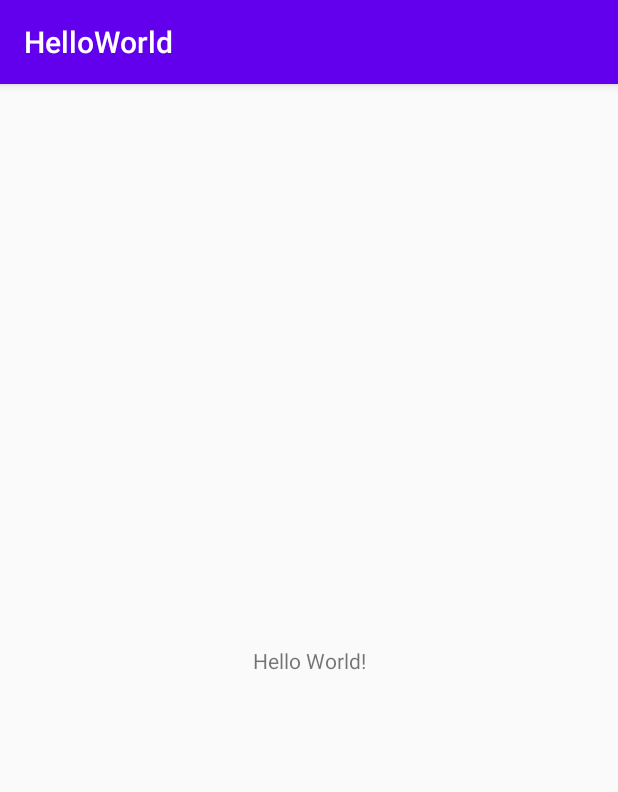
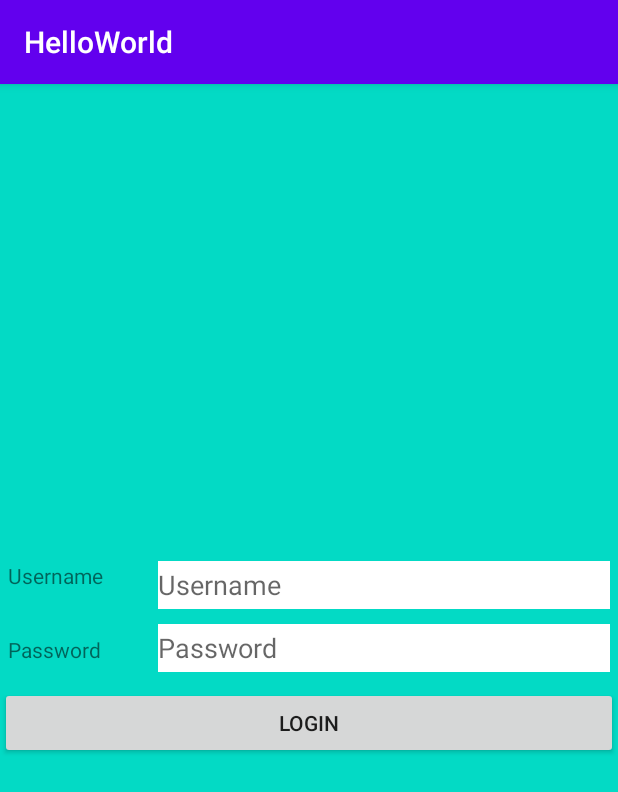
Before and after one commit to brianbastian/PemrogramanAndroid, an Android app: the screen it shows after launch (MainActivity), on a phone screen of 412 x 824 dp. Shown: the top 792 px of the screen. Run offline under Robolectric (Android 15) with nearby library versions, the phone set to English and light mode, and no system bars.

Commit message:
master commit

```diff
--- a/HelloWorld/app/src/main/AndroidManifest.xml
+++ b/HelloWorld/app/src/main/AndroidManifest.xml
@@ -9,6 +9,7 @@
         android:roundIcon="@mipmap/ic_launcher_round"
         android:supportsRtl="true"
         android:theme="@style/AppTheme">
+        <activity android:name=".MainActivity2"></activity>
         <activity android:name=".MainActivity">
             <intent-filter>
                 <action android:name="android.intent.action.MAIN" />
--- a/HelloWorld/app/src/main/java/com/example/helloworld/MainActivity.java
+++ b/HelloWorld/app/src/main/java/com/example/helloworld/MainActivity.java
@@ -2,13 +2,40 @@ package com.example.helloworld;
 
 import androidx.appcompat.app.AppCompatActivity;
 
+import android.content.Intent;
 import android.os.Bundle;
+import android.view.View;
+import android.widget.Button;
+import android.widget.EditText;
+import android.widget.Toast;
 
 public class MainActivity extends AppCompatActivity {
+    private static final String TAG = MainActivity.class.getSimpleName();
+    private EditText txtUsername;
+    private EditText txtPassword;
+    private Button btnLogin;
 
     @Override
     protected void onCreate(Bundle savedInstanceState) {
         super.onCreate(savedInstanceState);
         setContentView(R.layout.activity_main);
+        txtUsername = findViewById(R.id.txtUsername);
+        txtPassword = findViewById(R.id.txtPassword);
+        btnLogin = findViewById(R.id.btnLogin);
+        btnLogin.setOnClickListener(new View.OnClickListener() {
+            public void onClick(View v) {
+                onClickBtnLogin();
+            }
+        });
+    }
+
+    private void onClickBtnLogin() {
+        if (txtPassword.getText().toString().equals("admin") && txtUsername.getText().toString().equals("admin")) {
+            Intent i = new Intent(MainActivity.this, MainActivity2.class);
+            Toast.makeText(getApplicationContext(), "Selamat Datang " + txtUsername.getText(), Toast.LENGTH_LONG).show();
+            startActivity(i);
+        } else {
+            Toast.makeText(getApplicationContext(), "Maaf tidak ada " + txtUsername.getText() + " dalam sistem", Toast.LENGTH_LONG).show();
+        }
     }
 }
--- /dev/null
+++ b/HelloWorld/app/src/main/java/com/example/helloworld/MainActivity2.java
@@ -0,0 +1,14 @@
+package com.example.helloworld;
+
+import androidx.appcompat.app.AppCompatActivity;
+
+import android.os.Bundle;
+
+public class MainActivity2 extends AppCompatActivity {
+
+    @Override
+    protected void onCreate(Bundle savedInstanceState) {
+        super.onCreate(savedInstanceState);
+        setContentView(R.layout.activity_main2);
+    }
+}
--- a/HelloWorld/app/src/main/res/layout/activity_main.xml
+++ b/HelloWorld/app/src/main/res/layout/activity_main.xml
@@ -1,18 +1,64 @@
 <?xml version="1.0" encoding="utf-8"?>
-<androidx.constraintlayout.widget.ConstraintLayout xmlns:android="http://schemas.android.com/apk/res/android"
-    xmlns:app="http://schemas.android.com/apk/res-auto"
+<LinearLayout xmlns:android="http://schemas.android.com/apk/res/android"
     xmlns:tools="http://schemas.android.com/tools"
     android:layout_width="match_parent"
     android:layout_height="match_parent"
-    tools:context=".MainActivity">
+    android:orientation="vertical"
+    android:background="@color/colorAccent"
+    android:gravity="center_vertical">
+    <LinearLayout
+        android:layout_width="match_parent"
+        android:layout_height="wrap_content"
+        android:orientation="horizontal"
+        android:gravity="center_horizontal"
+        android:paddingLeft="5dp"
+        android:paddingRight="5dp"
+        android:layout_marginBottom="10dp">
+        <TextView
+            android:layout_width="0dp"
+            android:layout_weight="0.25"
+            android:layout_height="32dp"
+            android:layout_gravity="center_vertical"
+            android:text="Username"/>
+        <EditText
+            android:id="@+id/txtUsername"
+            android:layout_width="0dp"
+            android:layout_weight="0.75"
+            android:layout_height="32dp"
+            android:layout_gravity="center_vertical"
+            android:hint="Username"
+            android:background="@color/colorWhite"/>
+    </LinearLayout>
+    <LinearLayout
+        android:layout_width="match_parent"
+        android:layout_height="32dp"
+        android:orientation="horizontal"
+        android:gravity="center_horizontal"
+        android:paddingLeft="5dp"
+        android:paddingRight="5dp"
+        android:layout_marginBottom="10dp">
+        <TextView
+            android:layout_width="0dp"
+            android:layout_weight="0.25"
+            android:layout_height="32dp"
+            android:gravity="center_vertical"
+            android:text="Password"/>
 
-    <TextView
-        android:layout_width="wrap_content"
+        <EditText
+            android:id="@+id/txtPassword"
+            android:layout_width="0dp"
+            android:layout_weight="0.75"
+            android:layout_height="32dp"
+            android:gravity="center_vertical"
+            android:hint="Password"
+            android:inputType="textPassword"
+            android:background="@color/colorWhite"/>
+    </LinearLayout>
+    <Button
+        android:id="@+id/btnLogin"
+        android:layout_width="match_parent"
         android:layout_height="wrap_content"
-        android:text="Hello World!"
-        app:layout_constraintBottom_toBottomOf="parent"
-        app:layout_constraintLeft_toLeftOf="parent"
-        app:layout_constraintRight_toRightOf="parent"
-        app:layout_constraintTop_toTopOf="parent" />
-
-</androidx.constraintlayout.widget.ConstraintLayout>
+        android:paddingLeft="5dp"
+        android:paddingRight="5dp"
+        android:text="Login"/>
+</LinearLayout>
--- /dev/null
+++ b/HelloWorld/app/src/main/res/layout/activity_main2.xml
@@ -0,0 +1,9 @@
+<?xml version="1.0" encoding="utf-8"?>
+<androidx.constraintlayout.widget.ConstraintLayout xmlns:android="http://schemas.android.com/apk/res/android"
+    xmlns:app="http://schemas.android.com/apk/res-auto"
+    xmlns:tools="http://schemas.android.com/tools"
+    android:layout_width="match_parent"
+    android:layout_height="match_parent"
+    tools:context=".MainActivity2">
+
+</androidx.constraintlayout.widget.ConstraintLayout>
--- a/HelloWorld/app/src/main/res/values/colors.xml
+++ b/HelloWorld/app/src/main/res/values/colors.xml
@@ -3,4 +3,5 @@
     <color name="colorPrimary">#6200EE</color>
     <color name="colorPrimaryDark">#3700B3</color>
     <color name="colorAccent">#03DAC5</color>
+    <color name="colorWhite">#FFFFFF</color>
 </resources>
```
